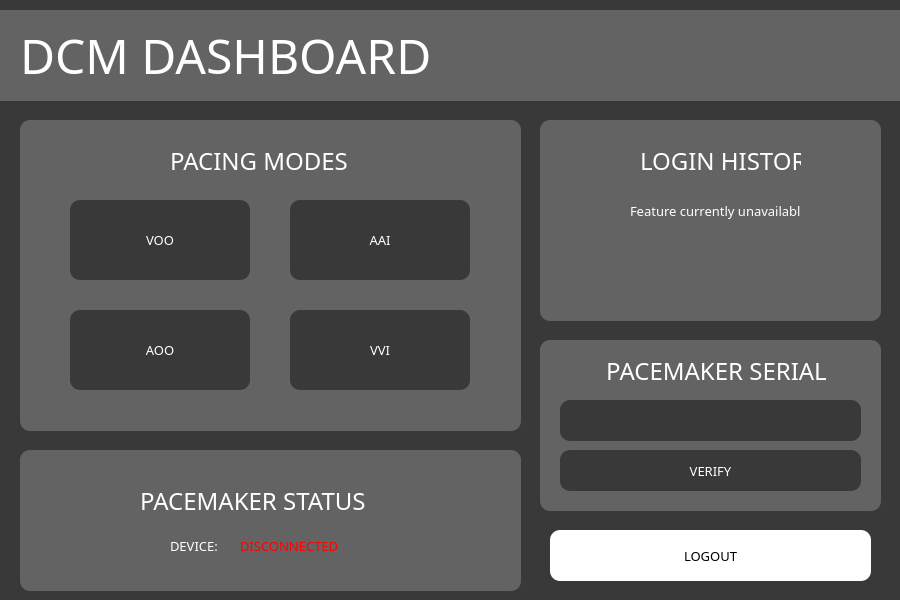
First picture: the form in dashboard.ui, repository shahm58/PaceMakerGroup37, before the edit.
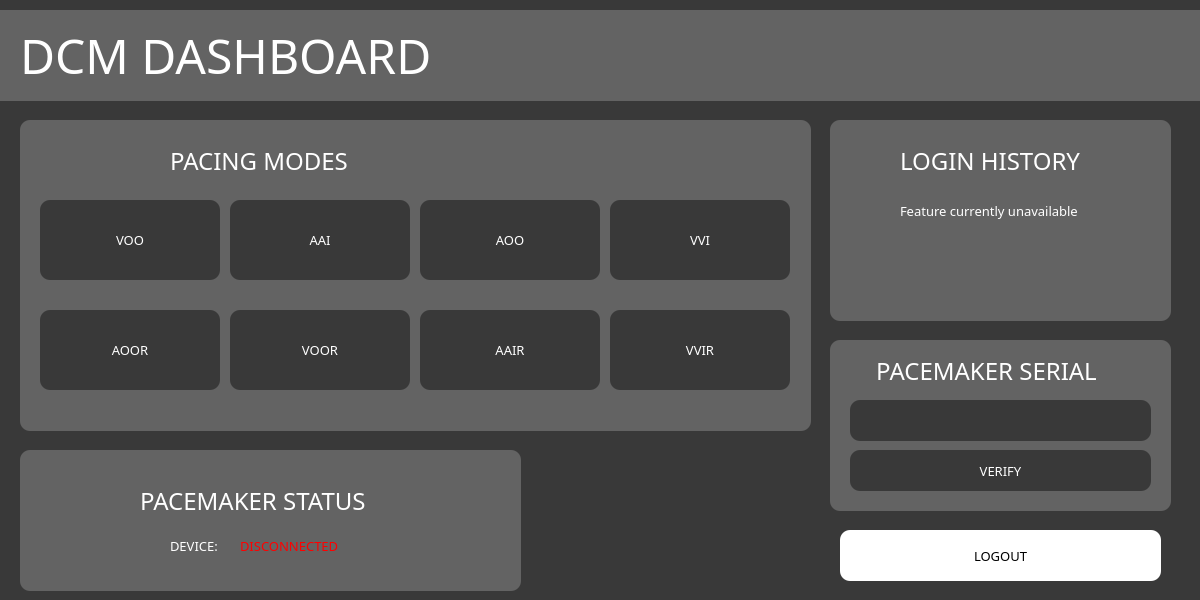
Second picture: the form after the edit.

Diff of the .ui file:
```diff
--- a/dashboard.ui
+++ b/dashboard.ui
@@ -6,19 +6,19 @@
    <rect>
     <x>0</x>
     <y>0</y>
-    <width>900</width>
+    <width>1200</width>
     <height>600</height>
    </rect>
   </property>
   <property name="minimumSize">
    <size>
-    <width>900</width>
+    <width>1200</width>
     <height>600</height>
    </size>
   </property>
   <property name="maximumSize">
    <size>
-    <width>900</width>
+    <width>1200</width>
     <height>600</height>
    </size>
   </property>
@@ -65,8 +65,8 @@
   <widget class="QPushButton" name="AOObutton">
    <property name="geometry">
     <rect>
-     <x>70</x>
-     <y>310</y>
+     <x>420</x>
+     <y>200</y>
      <width>180</width>
      <height>80</height>
     </rect>
@@ -88,7 +88,7 @@
   <widget class="QPushButton" name="VOObutton">
    <property name="geometry">
     <rect>
-     <x>70</x>
+     <x>40</x>
      <y>200</y>
      <width>180</width>
      <height>80</height>
@@ -112,7 +112,7 @@
   <widget class="QPushButton" name="AAIbutton">
    <property name="geometry">
     <rect>
-     <x>290</x>
+     <x>230</x>
      <y>200</y>
      <width>180</width>
      <height>80</height>
@@ -135,8 +135,8 @@
   <widget class="QPushButton" name="VVIbutton">
    <property name="geometry">
     <rect>
-     <x>290</x>
-     <y>310</y>
+     <x>610</x>
+     <y>200</y>
      <width>180</width>
      <height>80</height>
     </rect>
@@ -160,7 +160,7 @@
     <rect>
      <x>20</x>
      <y>120</y>
-     <width>501</width>
+     <width>791</width>
      <height>311</height>
     </rect>
    </property>
@@ -303,7 +303,7 @@
   <widget class="QGraphicsView" name="graphicsView_4">
    <property name="geometry">
     <rect>
-     <x>540</x>
+     <x>830</x>
      <y>120</y>
      <width>341</width>
      <height>201</height>
@@ -317,7 +317,7 @@
   <widget class="QPushButton" name="logoutbutton">
    <property name="geometry">
     <rect>
-     <x>550</x>
+     <x>840</x>
      <y>530</y>
      <width>321</width>
      <height>51</height>
@@ -340,7 +340,7 @@
   <widget class="QPushButton" name="serialverifybutton">
    <property name="geometry">
     <rect>
-     <x>560</x>
+     <x>850</x>
      <y>450</y>
      <width>301</width>
      <height>41</height>
@@ -363,7 +363,7 @@
   <widget class="QLineEdit" name="username_2">
    <property name="geometry">
     <rect>
-     <x>560</x>
+     <x>850</x>
      <y>400</y>
      <width>301</width>
      <height>41</height>
@@ -381,7 +381,7 @@
   <widget class="QGraphicsView" name="graphicsView_5">
    <property name="geometry">
     <rect>
-     <x>540</x>
+     <x>830</x>
      <y>340</y>
      <width>341</width>
      <height>171</height>
@@ -395,9 +395,9 @@
   <widget class="QLabel" name="label_6">
    <property name="geometry">
     <rect>
-     <x>600</x>
+     <x>870</x>
      <y>340</y>
-     <width>231</width>
+     <width>281</width>
      <height>61</height>
     </rect>
    </property>
@@ -421,9 +421,9 @@
   <widget class="QLabel" name="label_7">
    <property name="geometry">
     <rect>
-     <x>640</x>
+     <x>900</x>
      <y>130</y>
-     <width>161</width>
+     <width>231</width>
      <height>61</height>
     </rect>
    </property>
@@ -447,9 +447,9 @@
   <widget class="QLabel" name="label_8">
    <property name="geometry">
     <rect>
-     <x>630</x>
+     <x>900</x>
      <y>180</y>
-     <width>171</width>
+     <width>231</width>
      <height>61</height>
     </rect>
    </property>
@@ -470,6 +470,99 @@
     <string>Feature currently unavailable</string>
    </property>
   </widget>
+  <widget class="QPushButton" name="AOORbutton">
+   <property name="geometry">
+    <rect>
+     <x>40</x>
+     <y>310</y>
+     <width>180</width>
+     <height>80</height>
+    </rect>
+   </property>
+   <property name="font">
+    <font>
+     <family>Franklin Gothic Book</family>
+     <pointsize>10</pointsize>
+    </font>
+   </property>
+   <property name="styleSheet">
+    <string notr="true">color: rgb(255, 255, 255);
+border-radius: 10;
+</string>
+   </property>
+   <property name="text">
+    <string>AOOR</string>
+   </property>
+  </widget>
+  <widget class="QPushButton" name="AAIRbutton">
+   <property name="geometry">
+    <rect>
+     <x>420</x>
+     <y>310</y>
+     <width>180</width>
+     <height>80</height>
+    </rect>
+   </property>
+   <property name="font">
+    <font>
+     <family>Franklin Gothic Book</family>
+     <pointsize>10</pointsize>
+    </font>
+   </property>
+   <property name="styleSheet">
+    <string notr="true">color: rgb(255, 255, 255);
+border-radius: 10;</string>
+   </property>
+   <property name="text">
+    <string>AAIR</string>
+   </property>
+  </widget>
+  <widget class="QPushButton" name="VVIRbutton">
+   <property name="geometry">
+    <rect>
+     <x>610</x>
+     <y>310</y>
+     <width>180</width>
+     <height>80</height>
+    </rect>
+   </property>
+   <property name="font">
+    <font>
+     <family>Franklin Gothic Book</family>
+     <pointsize>10</pointsize>
+    </font>
+   </property>
+   <property name="styleSheet">
+    <string notr="true">color: rgb(255, 255, 255);
+border-radius: 10;</string>
+   </property>
+   <property name="text">
+    <string>VVIR</string>
+   </property>
+  </widget>
+  <widget class="QPushButton" name="VOORbutton">
+   <property name="geometry">
+    <rect>
+     <x>230</x>
+     <y>310</y>
+     <width>180</width>
+     <height>80</height>
+    </rect>
+   </property>
+   <property name="font">
+    <font>
+     <family>Franklin Gothic Book</family>
+     <pointsize>10</pointsize>
+    </font>
+   </property>
+   <property name="styleSheet">
+    <string notr="true">color: rgb(255, 255, 255);
+border-radius: 10;</string>
+   </property>
+   <property name="text">
+    <string>VOOR</string>
+   </property>
+  </widget>
   <zorder>graphicsView_5</zorder>
   <zorder>graphicsView_2</zorder>
   <zorder>graphicsView</zorder>
@@ -490,6 +583,10 @@
   <zorder>label_6</zorder>
   <zorder>label_7</zorder>
   <zorder>label_8</zorder>
+  <zorder>AOORbutton</zorder>
+  <zorder>AAIRbutton</zorder>
+  <zorder>VVIRbutton</zorder>
+  <zorder>VOORbutton</zorder>
  </widget>
  <resources>
   <include location="heart.qrc"/>
```
